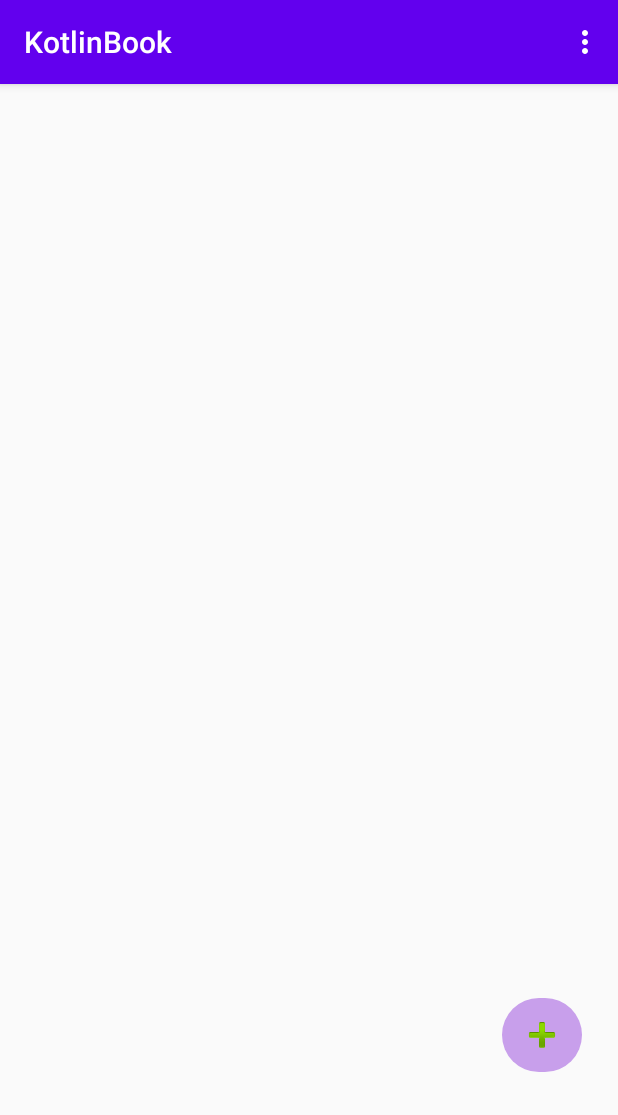
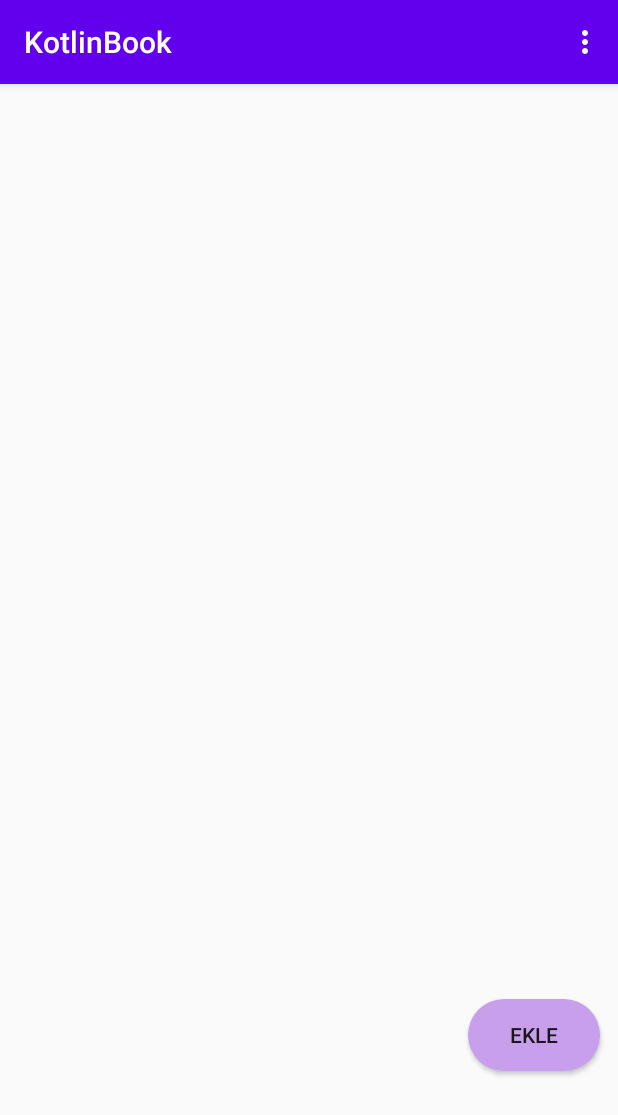
Before and after one commit to EcenurrKaya/KotlinBook, an Android app: the MainRecycler screen opened directly, with no data from a screen before it, on a phone screen of 412 x 824 dp. Shown: the top 1115 px of the screen. Run offline under Robolectric (Android 15) with nearby library versions, the light colour scheme and no system bars.

Commit message:
Add Book

```diff
--- a/app/src/main/java/com/example/kotlinbook/ArtActivity.kt
+++ b/app/src/main/java/com/example/kotlinbook/ArtActivity.kt
@@ -43,9 +43,11 @@ class ArtActivity : AppCompatActivity() {
             binding.editTextKitapAdi.setText("")
             binding.editTextZet.setText("")
             binding.imageView.setImageResource(R.drawable.boook)
+            //binding.floatingActionButton.visibility=View.VISIBLE
 
         }
         else{
+            //binding.floatingActionButton.visibility=View.INVISIBLE
             val selectedId=intent.getIntExtra("id",1)
             val cursor =database.rawQuery("SELECT * FROM books WHERE id=?", arrayOf(selectedId.toString()))
 
@@ -111,7 +113,7 @@ class ArtActivity : AppCompatActivity() {
         val ozet=binding.editTextZet.text.toString()
 
         if(selectedBitmap!=null){
-            val smallBitmap=makesmallBitmap(selectedBitmap!!, maximumSize = 300)
+            val smallBitmap=makesmallBitmap(selectedBitmap!!,  300)
 
             val outputstream =ByteArrayOutputStream()
             smallBitmap.compress(Bitmap.CompressFormat.PNG,50,outputstream)
--- a/app/src/main/java/com/example/kotlinbook/MainRecycler.kt
+++ b/app/src/main/java/com/example/kotlinbook/MainRecycler.kt
@@ -28,7 +28,7 @@ class MainRecycler : AppCompatActivity() {
         try{
             val database=this.openOrCreateDatabase("Books", MODE_PRIVATE,null)
             val cursor=database.rawQuery("SELECT * FROM books",null)
-            val kitapadiIx=cursor.getColumnIndex("kitapadi")
+            val kitapadiIx = cursor.getColumnIndex("kitapadi")
             val idIx=cursor.getColumnIndex("id")
 
             while(cursor.moveToNext()){
@@ -61,8 +61,9 @@ class MainRecycler : AppCompatActivity() {
         return super.onOptionsItemSelected(item)
     }
 
-    fun AddBook(view: View){
+   fun AddBook(view: View){
         val intent = Intent(this@MainRecycler,ArtActivity::class.java)
+        intent.putExtra("info","new")
         startActivity(intent)
     }
 }
--- a/app/src/main/res/layout/activity_main_recycler.xml
+++ b/app/src/main/res/layout/activity_main_recycler.xml
@@ -10,21 +10,24 @@
         android:id="@+id/recyclerView"
         android:layout_width="409dp"
         android:layout_height="729dp"
+        android:layout_marginStart="8dp"
+        android:layout_marginEnd="8dp"
         app:layout_constraintEnd_toEndOf="parent"
         app:layout_constraintStart_toStartOf="parent"
         app:layout_constraintTop_toTopOf="parent" />
 
-    <ImageButton
-        android:id="@+id/imageButton"
-        android:layout_width="53dp"
-        android:layout_height="49dp"
-        android:layout_marginStart="310dp"
+    <Button
+        android:id="@+id/button"
+        android:layout_width="wrap_content"
+        android:layout_height="wrap_content"
+        android:layout_marginStart="300dp"
         android:layout_marginTop="500dp"
         android:background="@drawable/eklebutton"
         android:onClick="AddBook"
+        android:text="Ekle"
         app:layout_constraintBottom_toBottomOf="parent"
         app:layout_constraintEnd_toEndOf="parent"
         app:layout_constraintStart_toStartOf="parent"
-        app:layout_constraintTop_toTopOf="@+id/recyclerView"
-        app:srcCompat="@android:drawable/ic_input_add" />
+        app:layout_constraintTop_toTopOf="parent" />
+
 </androidx.constraintlayout.widget.ConstraintLayout>
--- a/app/src/main/res/layout/recycler_row.xml
+++ b/app/src/main/res/layout/recycler_row.xml
@@ -9,8 +9,10 @@
         android:id="@+id/textView3"
         android:layout_width="match_parent"
         android:layout_height="wrap_content"
-        android:padding="8dp"
+        android:padding="12dp"
+        android:textSize="24dp"
         android:layout_margin="5dp"
         android:background="@drawable/gorunum"
         android:text="TextView" />
+
 </LinearLayout>
```
Also changed, not shown: app/src/main/res/layout/activity_art.xml (+7 -7 lines), app/src/main/res/layout/activity_kitap_fiyat.xml (+4 -6 lines).
